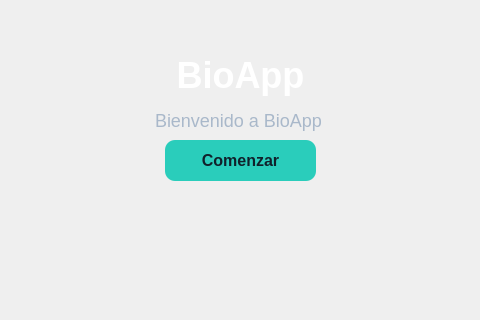
Above: Vista/bienvenida.ui from EvelynDA2303/BioApp_ before the change; both pictures show x 245 to 725 and y 210 to 530 of the 1000 by 650 pixel window. Below: the same form after it.
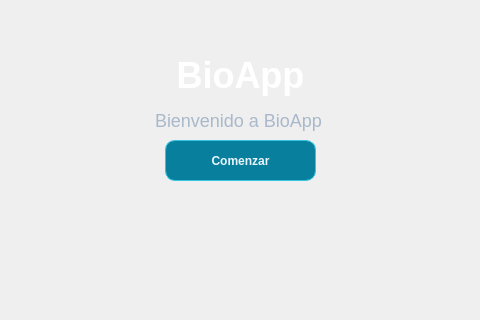
That is the form after the change. Icons and pictures are not drawn.

Commit message: interfaces finales

Diff of the .ui file:
```diff
--- a/Vista/bienvenida.ui
+++ b/Vista/bienvenida.ui
@@ -28,13 +28,12 @@
     </property>
     <property name="styleSheet">
      <string notr="true">QFrame#panelPrincipal {
-    background-image: url(:/imagenes/bioappfondo1.png);
-    background-repeat: no-repeat;
-    background-position: center;
+    border-image: url(:/imagenes/bioappfondo1.png) 0 0 0 0 stretch stretch;
+    border-radius: 18px;
 }</string>
     </property>
     <property name="frameShape">
-     <enum>QFrame::NoFrame</enum>
+     <enum>QFrame::StyledPanel</enum>
     </property>
     <property name="frameShadow">
      <enum>QFrame::Raised</enum>
@@ -102,19 +101,26 @@
       </rect>
      </property>
      <property name="styleSheet">
-      <string notr="true">QPushButton {
-    background-color: #2ACDBB;
-    color: #10212B;
-    border: none;
+      <string notr="true">
+QPushButton {
+    background-color: #087F9C;
+    color: #EAF6FF;
+    border: 1px solid #36C5E0;
     border-radius: 10px;
-    padding: 12px 28px;
-    font-size: 16px;
+    font-size: 12px;
     font-weight: bold;
+    padding: 6px;
 }
 
 QPushButton:hover {
-    background-color: #54E0D0;
-}</string>
+    background-color: #119DBB;
+    border: 1px solid #70E4F5;
+}
+
+QPushButton:pressed {
+    background-color: #075D75;
+}
+</string>
      </property>
      <property name="text">
       <string>Comenzar</string>
```
The commit also changes 4 other files.
